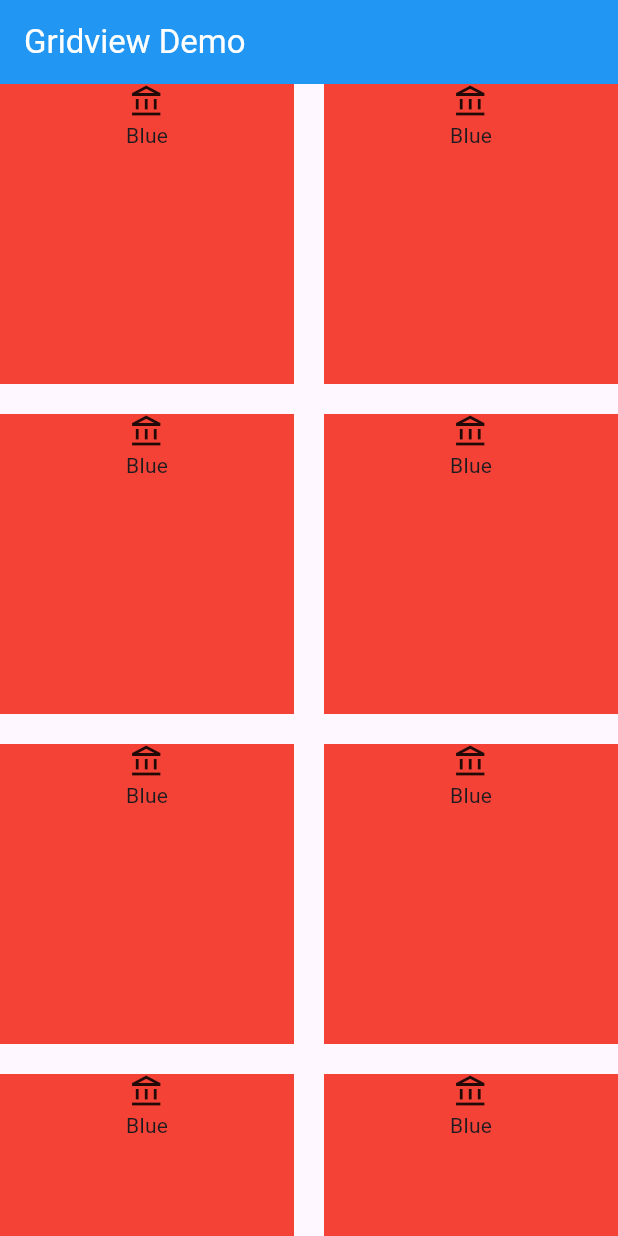
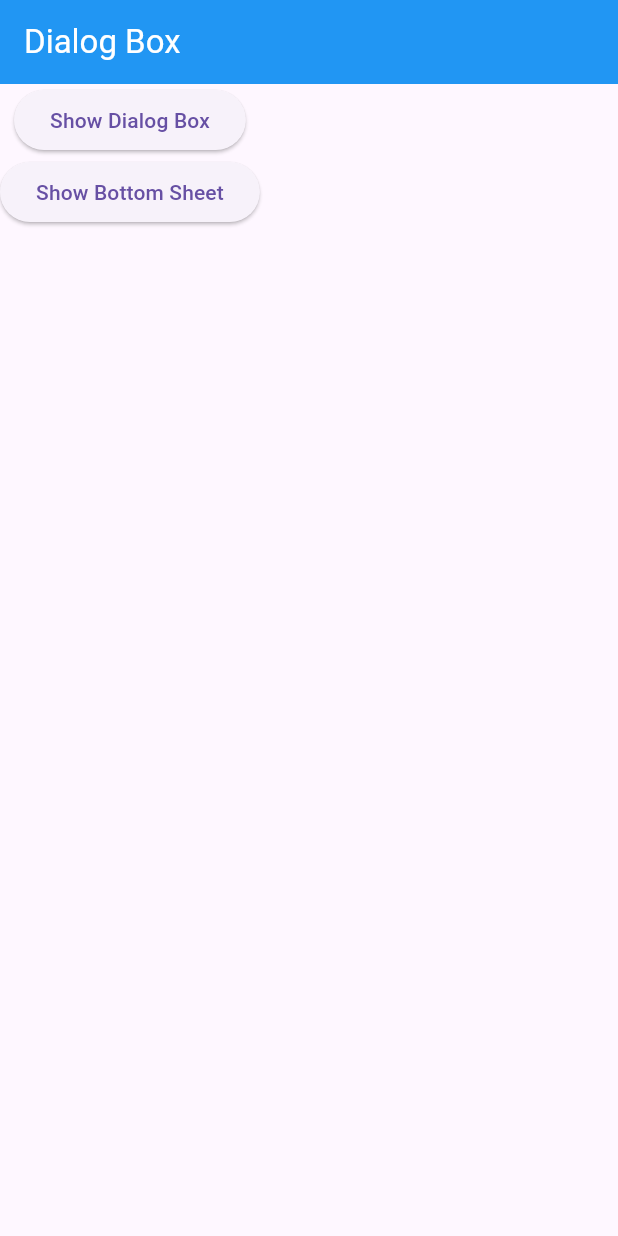
Before and after one commit to AbRehman536/kinza_frontend, a Flutter app: the screen it shows after launch, on a phone screen of 412 x 824 dp. Run offline on Flutter 3.47's test engine with Material 3 defaults, Android fonts, the phone set to English and light mode, and no system bars; our stand-ins replace smooth_page_indicator.

Commit message:
Bottom Sheet & Dialog Box done

```diff
--- a/lib/gridview.dart
+++ b/lib/gridview.dart
@@ -16,26 +16,21 @@ class _GridviewDemoState extends State<GridviewDemo> {
         backgroundColor: Colors.blue,
         foregroundColor: Colors.white,
       ),
-      body: GridView.builder(
-          gridDelegate: SliverGridDelegateWithFixedCrossAxisCount(
-              crossAxisCount: 2,
-              crossAxisSpacing: 20,
-            mainAxisSpacing: 20,
-            mainAxisExtent: 200,
+      body: Column(
+        children: [
+          Text("Grid View Demo",style: TextStyle(fontSize: 30, fontWeight: FontWeight.w900),),
+          Expanded(
+            child: GridView.builder(
+              gridDelegate: SliverGridDelegateWithMaxCrossAxisExtent(
+                  crossAxisSpacing: 20, mainAxisSpacing: 20, mainAxisExtent: 200, maxCrossAxisExtent: 300
+              ),
+              itemCount: 10,
+              itemBuilder: (BuildContext context, int index) {
+                return Container(color: Colors.red,);
+              }, ),
           ),
-        itemCount: 10,
-        itemBuilder: (BuildContext context, int index) {
-            return Container(
-              color: Colors.red,
-              child: Center(child: Column(
-                children: [
-                  Icon(Icons.account_balance_outlined),
-                  Text("Blue"),
-                ],
-              ),),
-            );
-        },
-          ),
+        ],
+      )
     );
   }
 }
--- a/lib/main.dart
+++ b/lib/main.dart
@@ -1,5 +1,6 @@
 import 'package:flutter/material.dart';
 import 'package:kinza_frontend/body.dart';
+import 'package:kinza_frontend/dialog_box.dart';
 import 'package:kinza_frontend/expand_flexible.dart';
 import 'package:kinza_frontend/gridview.dart';
 import 'package:kinza_frontend/images.dart';
@@ -29,7 +30,7 @@ class MyApp extends StatelessWidget {
       title: 'Flutter Demo',
       theme: ThemeData(
       ),
-      home: GridviewDemo(),
+      home: DialogBoxDemo(),
     );
   }
 }
```
Also changed, not shown: lib/dialog_box.dart (added, +85 -0 lines).
